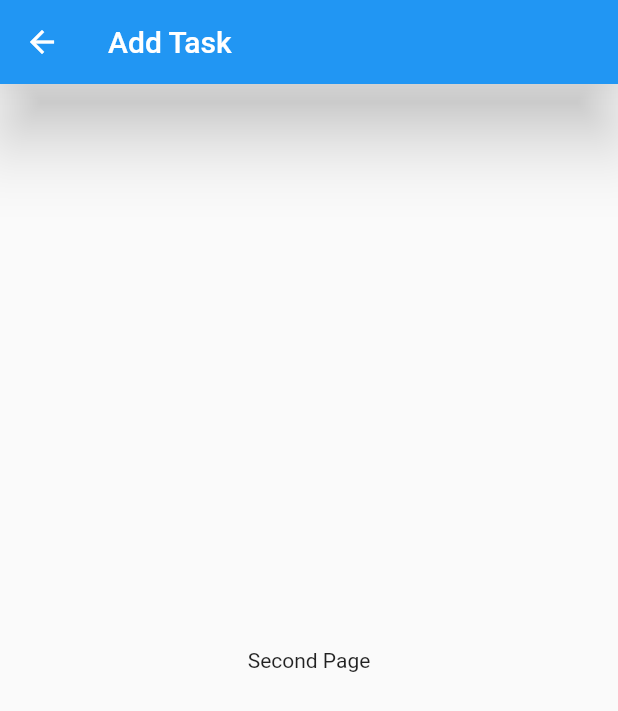
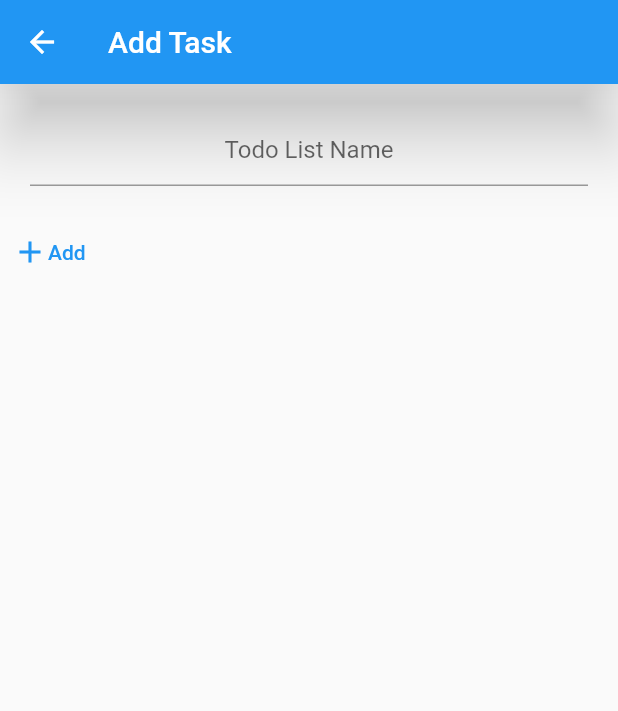
Before and after one commit to MohammadJS2642/TodoApp, a Flutter app: the screen it shows after launch, after a tap on the "add" icon, on a phone screen of 412 x 824 dp. Shown: the top 711 px of the screen. Run offline on Flutter 3.47's test engine with Material 2 defaults, Android fonts, the phone set to English and light mode, and no system bars; missing offline and left inert: dart:ffi.

Commit message:
#3, add todo name & add button for adding item to list

```diff
--- a/todoapp/lib/AddTodoPage.dart
+++ b/todoapp/lib/AddTodoPage.dart
@@ -1,3 +1,5 @@
+import 'dart:ffi';
+
 import 'package:flutter/material.dart';
 
 // create task page after navigate to it
@@ -18,19 +20,85 @@ class MaterialInputTask extends StatelessWidget {
             },
           ),
         ),
-        body: const InputTask(),
+        body: const TaskPosition(),
       ),
     );
   }
 }
 
-class InputTask extends StatelessWidget {
-  const InputTask({Key? key}) : super(key: key);
+class TaskPosition extends StatelessWidget {
+  const TaskPosition({Key? key}) : super(key: key);
 
   @override
   Widget build(BuildContext context) {
-    return const Center(
-      child: Text("Second Page"),
+    return Column(
+      children: const <Widget>[
+        CustomTextFields(),
+        AddTodoButton(),
+      ],
     );
   }
 }
+
+// add name to todo list
+class CustomTextFields extends StatefulWidget {
+  const CustomTextFields({Key? key}) : super(key: key);
+
+  @override
+  _CustomTextFieldsState createState() => _CustomTextFieldsState();
+}
+
+class _CustomTextFieldsState extends State<CustomTextFields> {
+  @override
+  Widget build(BuildContext context) {
+    return const Padding(
+      padding: EdgeInsets.all(20.0),
+      child: TextField(
+        textAlign: TextAlign.center,
+        decoration: InputDecoration(hintText: "Todo List Name"),
+      ),
+    );
+  }
+}
+
+class AddTodoButton extends StatefulWidget {
+  const AddTodoButton({Key? key}) : super(key: key);
+
+  @override
+  AddTodoButtonState createState() => AddTodoButtonState();
+}
+
+class AddTodoButtonState extends State<AddTodoButton> {
+  @override
+  Widget build(BuildContext context) {
+    return TextButton(
+      onPressed: () => {const AddTodoItems()},
+      child: Row(
+        children: const <Widget>[
+          Icon(Icons.add),
+          Text("Add"),
+        ],
+      ),
+    );
+  }
+}
+
+class AddTodoItems extends StatefulWidget {
+  const AddTodoItems({Key? key}) : super(key: key);
+
+  @override
+  _AddTodoItemsState createState() => _AddTodoItemsState();
+}
+
+class _AddTodoItemsState extends State<AddTodoItems> {
+  @override
+  Widget build(BuildContext context) {
+    return const Padding(
+      padding: EdgeInsets.all(20.0),
+      child: TextField(
+        textAlign: TextAlign.center,
+        decoration: InputDecoration(hintText: "Item"),
+      ),
+    );
+  }
+}
```
